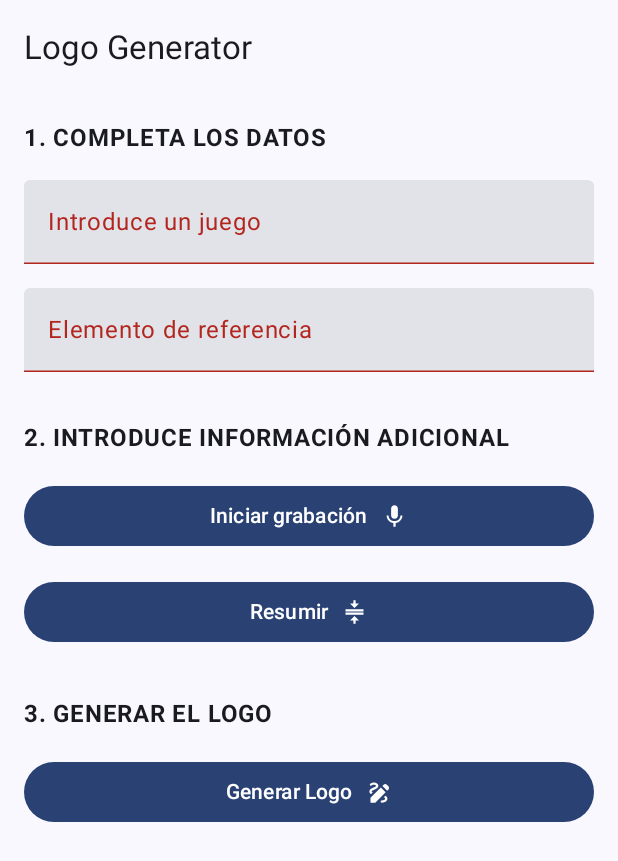
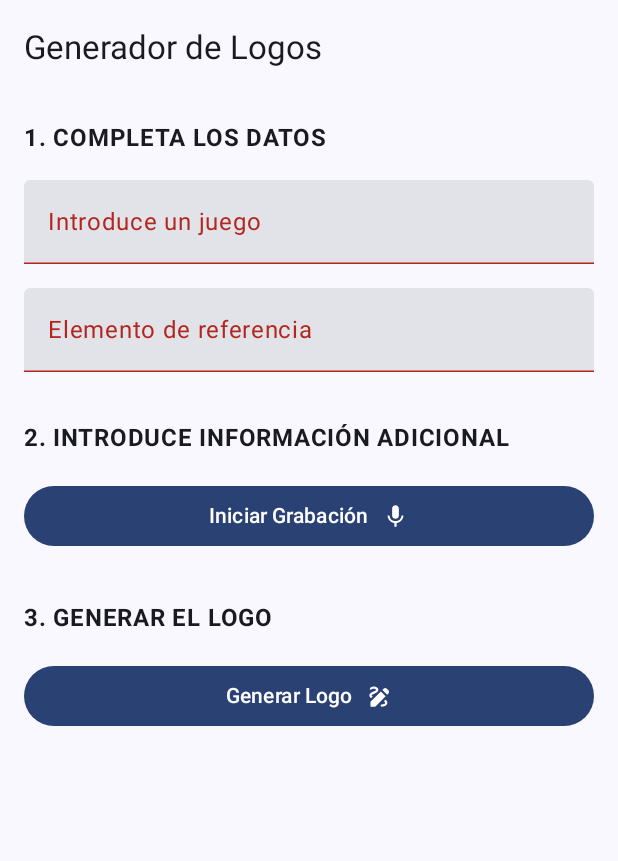
Before and after one commit to VicaDev/LogoGenerator, an Android app built with Jetpack Compose: the screen it shows after launch (MainActivity), on a phone screen of 412 x 824 dp. Shown: the top 861 px of the screen. Run offline under Robolectric (Android 15) with nearby library versions, the phone set to English and light mode, and no system bars; libraries missing offline, so code that uses them is left out: com.aallam.openai.

```diff
--- a/app/src/main/AndroidManifest.xml
+++ b/app/src/main/AndroidManifest.xml
@@ -1,6 +1,11 @@
 <?xml version="1.0" encoding="utf-8"?>
 <manifest xmlns:android="http://schemas.android.com/apk/res/android"
     xmlns:tools="http://schemas.android.com/tools">
+
+    <uses-permission android:name="android.permission.INTERNET" />
+    <uses-permission android:name="android.permission.ACCESS_NETWORK_STATE"/>
+    <uses-permission android:name="android.permission.RECORD_AUDIO"/>
+
 
     <application
         android:allowBackup="true"
--- a/app/src/main/java/com/vicadev/logogenerator/MainActivity.kt
+++ b/app/src/main/java/com/vicadev/logogenerator/MainActivity.kt
@@ -1,12 +1,18 @@
 package com.vicadev.logogenerator
 
+import android.Manifest
 import android.os.Bundle
 import androidx.activity.ComponentActivity
 import androidx.activity.compose.setContent
+import androidx.compose.foundation.gestures.scrollable
 import androidx.compose.foundation.layout.Arrangement
+import androidx.compose.foundation.layout.Box
 import androidx.compose.foundation.layout.Column
 import androidx.compose.foundation.layout.fillMaxSize
 import androidx.compose.foundation.layout.padding
+import androidx.compose.foundation.rememberScrollState
+import androidx.compose.foundation.verticalScroll
+import androidx.compose.material3.CircularProgressIndicator
 import androidx.compose.material3.ExperimentalMaterial3Api
 import androidx.compose.material3.MaterialTheme
 import androidx.compose.material3.Scaffold
@@ -18,9 +24,13 @@ import androidx.compose.runtime.getValue
 import androidx.compose.runtime.setValue
 import androidx.compose.runtime.mutableStateOf
 import androidx.compose.runtime.remember
+import androidx.compose.ui.Alignment
 import androidx.compose.ui.Modifier
+import androidx.compose.ui.draw.alpha
+import androidx.compose.ui.platform.LocalContext
 import androidx.compose.ui.tooling.preview.Preview
 import androidx.compose.ui.unit.dp
+import androidx.core.app.ActivityCompat
 import com.vicadev.logogenerator.ui.content.DataColumn
 import com.vicadev.logogenerator.ui.content.GeneratorColumn
 import com.vicadev.logogenerator.ui.content.InfoColumn
@@ -28,6 +38,9 @@ import com.vicadev.logogenerator.ui.theme.LogoGeneratorTheme
 
 class MainActivity : ComponentActivity() {
     override fun onCreate(savedInstanceState: Bundle?) {
+
+        ActivityCompat.requestPermissions(this, arrayOf(Manifest.permission.RECORD_AUDIO), 0)
+
         super.onCreate(savedInstanceState)
         setContent {
             LogoGeneratorTheme {
@@ -46,16 +59,33 @@ class MainActivity : ComponentActivity() {
 @OptIn(ExperimentalMaterial3Api::class)
 @Composable
 private fun Content() {
+
+    val viewModel = LogoGeneratorViewModel()
+    val scrollState = rememberScrollState()
+
     var games by remember { mutableStateOf("") }
     var elements by remember { mutableStateOf("") }
 
+
+
     Scaffold(
         topBar = {
-            TopAppBar(title = { Text(text = "Logo Generator") })
+            TopAppBar(title = { Text(text = "Generador de Logos") })
         }
     ) { padding ->
+
+        if (viewModel.loading) {
+            Box(
+                modifier = Modifier.fillMaxSize(),
+                contentAlignment = Alignment.Center) {
+                CircularProgressIndicator()
+            }
+        }
+
         Column(
             modifier = Modifier
+                .verticalScroll(scrollState)
+                .alpha(if (viewModel.loading) 0.5f else 1f)
                 .padding(padding)
                 .padding(16.dp),
             verticalArrangement = Arrangement.spacedBy(32.dp)
@@ -69,7 +99,7 @@ private fun Content() {
             )
 
             //Bloque 2
-            InfoColumn()
+            InfoColumn(LocalContext.current, viewModel)
 
             //Bloque 3
             GeneratorColumn()
--- /dev/null
+++ b/app/src/main/java/com/vicadev/logogenerator/conf/Env.kt
@@ -0,0 +1,5 @@
+package com.vicadev.logogenerator.conf
+
+object Env {
+    const val OPENAI_API_KEY = "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"
+}
--- a/app/src/main/java/com/vicadev/logogenerator/ui/content/InfoColumn.kt
+++ b/app/src/main/java/com/vicadev/logogenerator/ui/content/InfoColumn.kt
@@ -1,27 +1,32 @@
 package com.vicadev.logogenerator.ui.content
 
+import android.content.Context
 import androidx.compose.foundation.layout.Arrangement
 import androidx.compose.foundation.layout.Column
 import androidx.compose.material.icons.Icons
 import androidx.compose.material.icons.filled.Compress
 import androidx.compose.material.icons.filled.Mic
+import androidx.compose.material.icons.filled.MicOff
+import androidx.compose.material3.Text
 import androidx.compose.runtime.Composable
 import androidx.compose.ui.unit.dp
+import com.vicadev.logogenerator.LogoGeneratorViewModel
 import com.vicadev.logogenerator.ui.component.ActionButton
 import com.vicadev.logogenerator.ui.component.TitlteText
 
 @Composable
-fun InfoColumn() {
+fun InfoColumn(context: Context, viewModel: LogoGeneratorViewModel) {
     Column(verticalArrangement = Arrangement.spacedBy(16.dp)) {
         TitlteText("2. Introduce información adicional")
 
         ActionButton(
-            text = "Iniciar grabación",
-            icon = Icons.Filled.Mic,
-            description = "Iniciar grabación"
+            text = if (viewModel.recording) "Detener Grabación" else "Iniciar Grabación",
+            icon = if (viewModel.recording) Icons.Filled.MicOff else Icons.Filled.Mic,
+            description = "Grabación de audio"
         ) {
-            //Acción del botón
+            viewModel.recordAudio(context)
         }
+        /*
         ActionButton(
             text = "Resumir",
             icon = Icons.Filled.Compress,
@@ -29,5 +34,9 @@ fun InfoColumn() {
         ) {
             //Acción del botón
         }
+*/
+        if (viewModel.info.isNotEmpty()) {
+            Text(text = viewModel.info)
+        }
     }
 }
```
Also changed, not shown: app/build.gradle.kts (+10 -0 lines), app/src/main/java/com/vicadev/logogenerator/LogoGeneratorViewModel.kt (added, +82 -0 lines), app/src/main/java/com/vicadev/logogenerator/audio/AudioRecorder.kt (added, +37 -0 lines), app/src/main/java/com/vicadev/logogenerator/conf/Conf.kt (added, +8 -0 lines).
